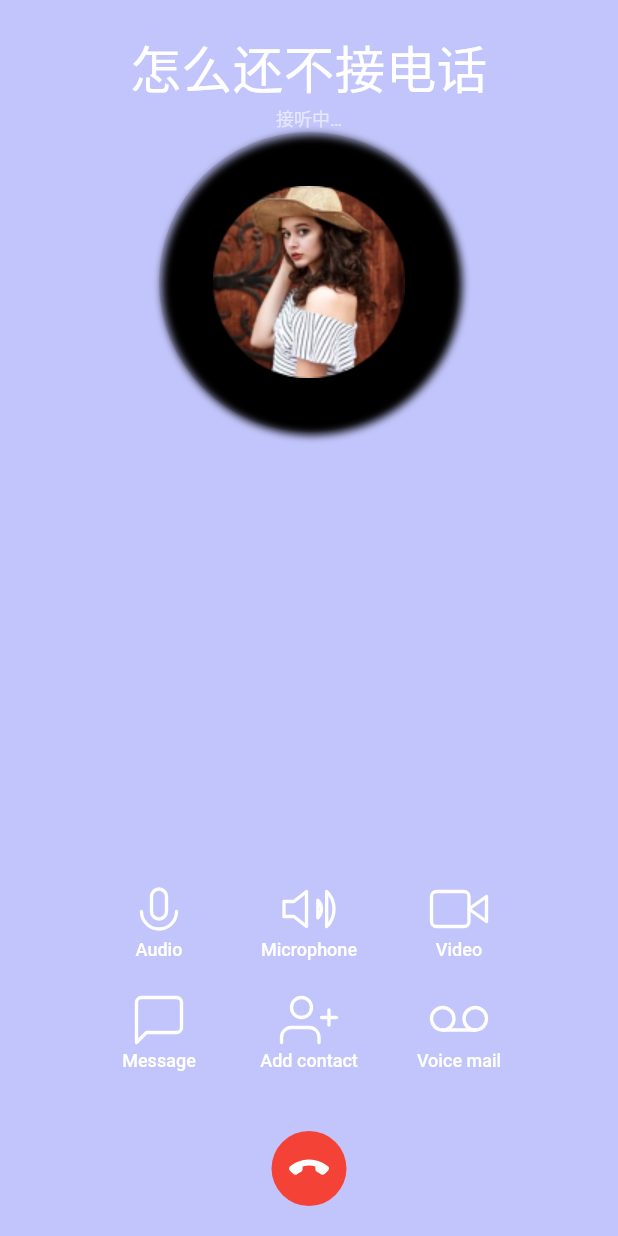
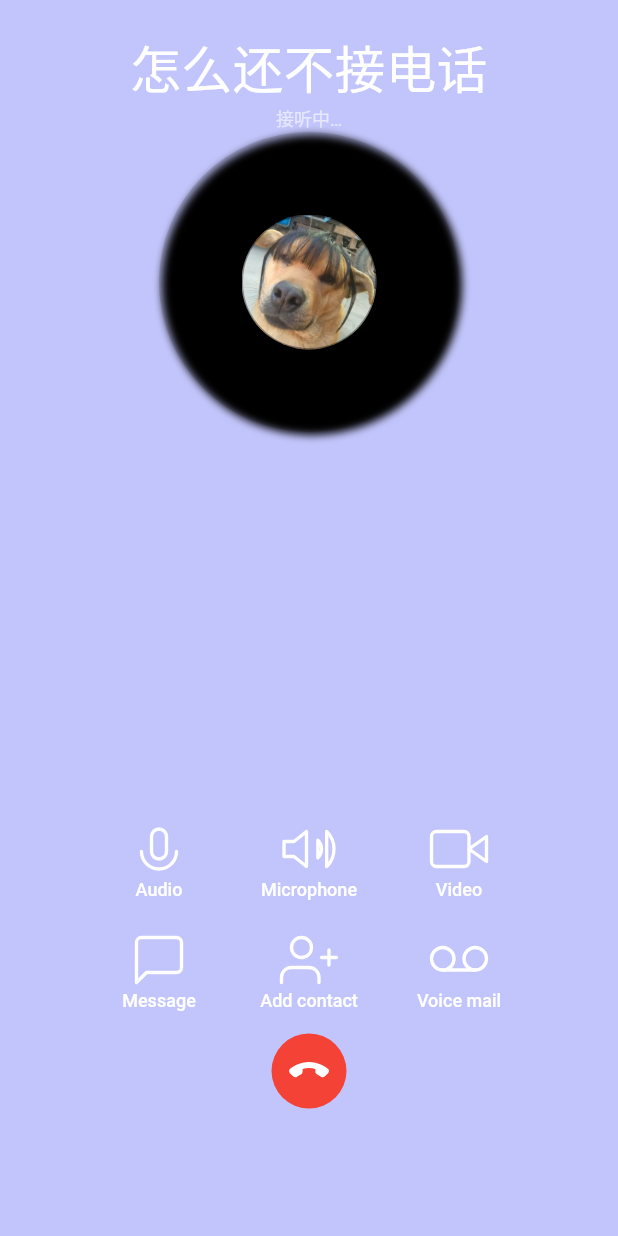
Before and after one commit to Alex00021/Alex_Calling_UI, a Flutter app: the screen it shows after launch, item 2 of the bottom bar chosen, on a phone screen of 412 x 824 dp. Run offline on Flutter 3.47's test engine with Material 2 defaults, Android fonts, the phone set to English and light mode, and no system bars; our stand-ins replace flutter_svg; Roboto replaces fonts that are missing (SF UI).

Commit message:
优化界面

```diff
--- a/calling_ui/lib/view/page_two/dial_button.dart
+++ b/calling_ui/lib/view/page_two/dial_button.dart
@@ -1,6 +1,7 @@
 import 'package:flutter/material.dart';
 import 'package:flutter_svg/flutter_svg.dart';
 
+/// 封装 DialButton
 class DialButton extends StatelessWidget {
   const DialButton({
     Key? key,
@@ -14,9 +15,6 @@ class DialButton extends StatelessWidget {
 
   @override
   Widget build(BuildContext context) {
-    //全屏宽度和高度
-    double height = MediaQuery.of(context).size.height;
-    double width = MediaQuery.of(context).size.width;
     return SizedBox(
       width: 100,
       child: FlatButton(
--- a/calling_ui/lib/view/page_two/screen_page.dart
+++ b/calling_ui/lib/view/page_two/screen_page.dart
@@ -4,12 +4,16 @@ import 'package:flutter/material.dart';
 import '../rounded_button.dart';
 import 'dial_button.dart';
 
+/// 接听界面
 class ScreenPage extends StatefulWidget {
   @override
   _ScreenPageState createState() => _ScreenPageState();
 }
 
 class _ScreenPageState extends State<ScreenPage> {
+
+
+
   @override
   Widget build(BuildContext context) {
     return SafeArea(
@@ -49,7 +53,6 @@ class _ScreenPageState extends State<ScreenPage> {
                     decoration: BoxDecoration(
                         color: Colors.black12,
                         borderRadius: BorderRadius.circular(100),
-                        // gradient: LinearGradient(colors:[Colors.grey, Colors.grey]),
                         boxShadow: [ //阴影
                           BoxShadow(
                             // color:Colors.black54,
@@ -62,58 +65,25 @@ class _ScreenPageState extends State<ScreenPage> {
                   IgnorePointer(
                     child: Container(
                       alignment: Alignment.center,
-                      child: Image.asset("assets/images/calling_face.png"),
+                      height: 90,
+                      width: 90,
+                      decoration: BoxDecoration(
+                        shape: BoxShape.circle,
+                        border: Border.all(width: 1.0, color: Colors.black38),
+                        boxShadow: const [BoxShadow( offset: Offset(5.0, 1.0),    blurRadius: 10.0, spreadRadius: 1.0) ],
+                        image: const DecorationImage(
+                          image: AssetImage("assets/images/dog.jpg"), fit: BoxFit.cover,
+                        ),
+                      ),
                     ),
                   ),
                 ],
               ),
-
-              // VerticalSpacing(),
-              // DialUserPic(image: "assets/images/calling_face.png"),
               Spacer(),
-              // Column(mainAxisAlignment: MainAxisAlignment.center,
-              //   children: [
-              //     Row(mainAxisAlignment: MainAxisAlignment.spaceBetween,
-              //       children: [
-              //         DialButton(
-              //           iconSrc: "assets/icons/Icon Mic.svg",
-              //           text: "Audio",
-              //           press: () {},
-              //         ),
-              //         DialButton(
-              //           iconSrc: "assets/icons/Icon Volume.svg",
-              //           text: "Microphone",
-              //           press: () {},
-              //         ),
-              //         DialButton(
-              //           iconSrc: "assets/icons/Icon Video.svg",
-              //           text: "Video",
-              //           press: () {},
-              //         ),
-              //       ],
-              //     ),
-              //     SizedBox(height: 30),
-              //     Row(mainAxisAlignment: MainAxisAlignment.spaceBetween,
-              //       children: [
-              //         DialButton(
-              //           iconSrc: "assets/icons/Icon Message.svg",
-              //           text: "Message",
-              //           press: () {},
-              //         ),
-              //         DialButton(
-              //           iconSrc: "assets/icons/Icon User.svg",
-              //           text: "Add contact",
-              //           press: () {},
-              //         ),
-              //         DialButton(
-              //           iconSrc: "assets/icons/Icon Voicemail.svg",
-              //           text: "Voice mail",
-              //           press: () {},
-              //         ),
-              //       ],
-              //     )
-              //   ],
-              // ),
+              Expanded(
+                child: Container(
+                  child: Column(
+                    children: [
                       Wrap(
                         runSpacing: 20, //交叉轴上子控件之间的间距
                         direction: Axis.horizontal,
@@ -151,7 +121,7 @@ class _ScreenPageState extends State<ScreenPage> {
                           ),
                         ],
                       ),
-              SizedBox(height: 40),
+                      SizedBox(height: 15),
                       RoundedButton(
                         iconSrc: "assets/icons/call_end.svg",
                         press: () {
@@ -159,6 +129,10 @@ class _ScreenPageState extends State<ScreenPage> {
                         },
                         color: Colors.red,
                         iconColor: Colors.white,
+                      ),
+                    ],
+                  ),
+                )
               )
             ],
           ),
--- a/calling_ui/lib/view/rounded_button.dart
+++ b/calling_ui/lib/view/rounded_button.dart
@@ -1,7 +1,7 @@
 import 'package:flutter/material.dart';
 import 'package:flutter_svg/svg.dart';
 
-
+/// 封装 RoundedButton
 class RoundedButton extends StatelessWidget {
   /// 图标大小
   final double size;
@@ -28,9 +28,6 @@ class RoundedButton extends StatelessWidget {
 
   @override
   Widget build(BuildContext context) {
-    //全屏宽度和高度
-    double height = MediaQuery.of(context).size.height;
-    double width = MediaQuery.of(context).size.width;
     return SizedBox(
       height: 50,
       width: 50,
```
Also changed, not shown: calling_ui/lib/view/home_page.dart (+15 -10 lines), calling_ui/assets/images/back_ground.jpg (added), calling_ui/assets/images/dog.jpg (added). Lines whose indentation alone changed are shown as unchanged.
